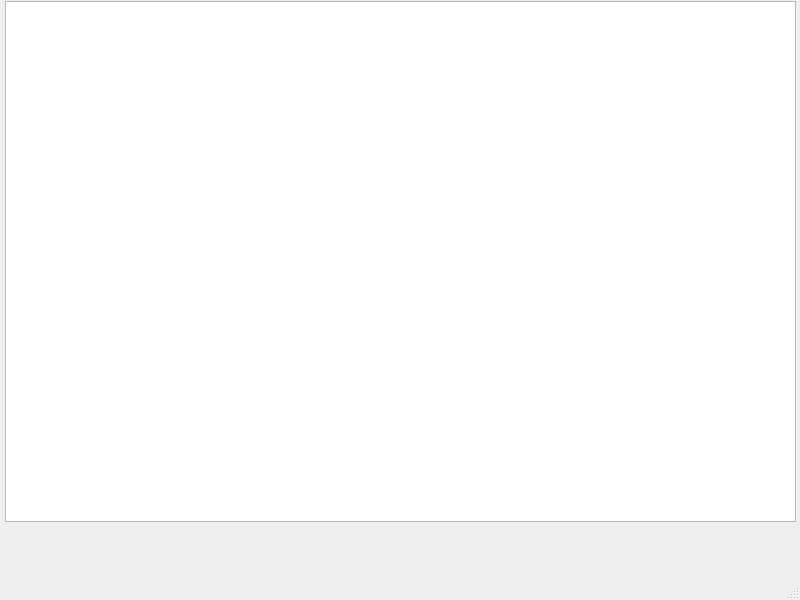
The window that qtSequentialFile/mainwindow.ui (osoman2/GG_PSQL_BD2) describes before a commit, drawn with Qt 5.
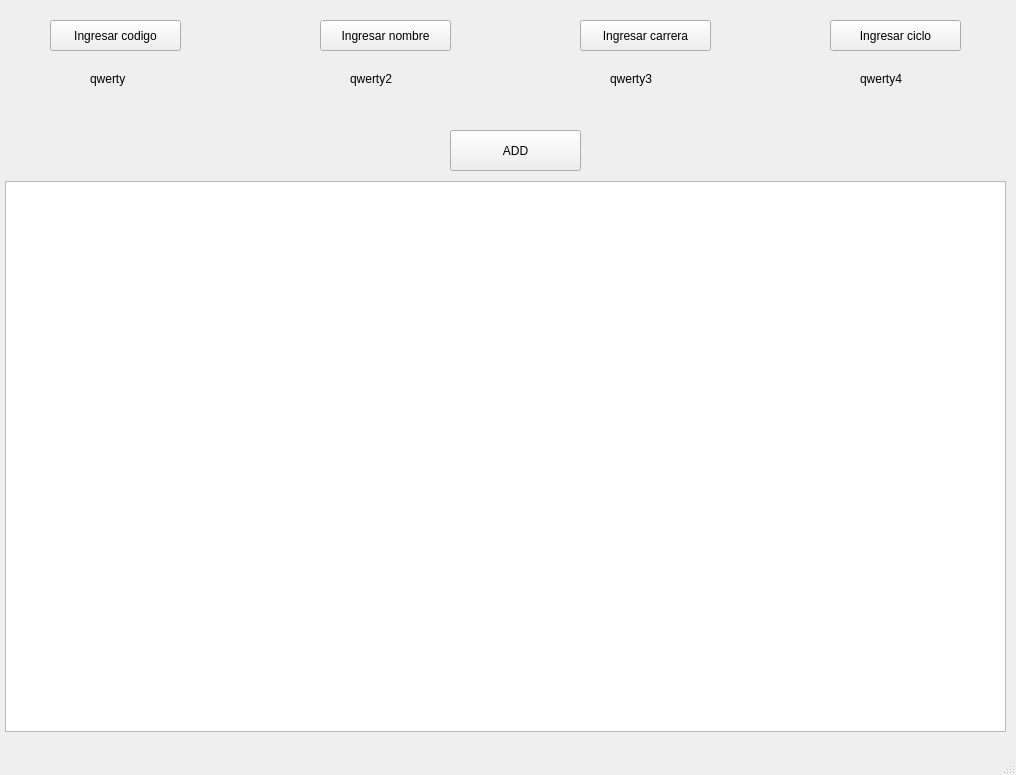
The same window after the commit.

Diff of the .ui file:
```diff
--- a/qtSequentialFile/mainwindow.ui
+++ b/qtSequentialFile/mainwindow.ui
@@ -6,8 +6,8 @@
    <rect>
     <x>0</x>
     <y>0</y>
-    <width>800</width>
-    <height>600</height>
+    <width>1016</width>
+    <height>775</height>
    </rect>
   </property>
   <property name="windowTitle">
@@ -18,12 +18,129 @@
     <property name="geometry">
      <rect>
       <x>5</x>
-      <y>1</y>
-      <width>791</width>
-      <height>521</height>
+      <y>181</y>
+      <width>1001</width>
+      <height>551</height>
      </rect>
     </property>
    </widget>
+   <widget class="QPushButton" name="pushButton">
+    <property name="geometry">
+     <rect>
+      <x>50</x>
+      <y>20</y>
+      <width>131</width>
+      <height>31</height>
+     </rect>
+    </property>
+    <property name="text">
+     <string>Ingresar codigo</string>
+    </property>
+   </widget>
+   <widget class="QPushButton" name="pushButton_2">
+    <property name="geometry">
+     <rect>
+      <x>320</x>
+      <y>20</y>
+      <width>131</width>
+      <height>31</height>
+     </rect>
+    </property>
+    <property name="text">
+     <string>Ingresar nombre</string>
+    </property>
+   </widget>
+   <widget class="QPushButton" name="pushButton_3">
+    <property name="geometry">
+     <rect>
+      <x>580</x>
+      <y>20</y>
+      <width>131</width>
+      <height>31</height>
+     </rect>
+    </property>
+    <property name="text">
+     <string>Ingresar carrera</string>
+    </property>
+   </widget>
+   <widget class="QPushButton" name="pushButton_4">
+    <property name="geometry">
+     <rect>
+      <x>830</x>
+      <y>20</y>
+      <width>131</width>
+      <height>31</height>
+     </rect>
+    </property>
+    <property name="text">
+     <string>Ingresar ciclo</string>
+    </property>
+   </widget>
+   <widget class="QLabel" name="outputCodigo">
+    <property name="geometry">
+     <rect>
+      <x>90</x>
+      <y>70</y>
+      <width>67</width>
+      <height>17</height>
+     </rect>
+    </property>
+    <property name="text">
+     <string>qwerty</string>
+    </property>
+   </widget>
+   <widget class="QLabel" name="outputNombre">
+    <property name="geometry">
+     <rect>
+      <x>350</x>
+      <y>70</y>
+      <width>67</width>
+      <height>17</height>
+     </rect>
+    </property>
+    <property name="text">
+     <string>qwerty2</string>
+    </property>
+   </widget>
+   <widget class="QLabel" name="outputCarrera">
+    <property name="geometry">
+     <rect>
+      <x>610</x>
+      <y>70</y>
+      <width>67</width>
+      <height>17</height>
+     </rect>
+    </property>
+    <property name="text">
+     <string>qwerty3</string>
+    </property>
+   </widget>
+   <widget class="QLabel" name="OuputCiclo">
+    <property name="geometry">
+     <rect>
+      <x>860</x>
+      <y>70</y>
+      <width>67</width>
+      <height>17</height>
+     </rect>
+    </property>
+    <property name="text">
+     <string>qwerty4</string>
+    </property>
+   </widget>
+   <widget class="QPushButton" name="pushButton_ADD">
+    <property name="geometry">
+     <rect>
+      <x>450</x>
+      <y>130</y>
+      <width>131</width>
+      <height>41</height>
+     </rect>
+    </property>
+    <property name="text">
+     <string>ADD</string>
+    </property>
+   </widget>
   </widget>
   <widget class="QMenuBar" name="menubar">
    <property name="geometry">
```
Left out of the diff: 2 changed lines with no effect on the pictures.
